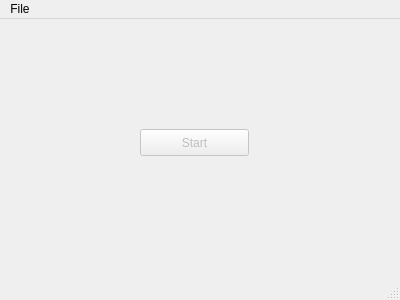
This is mainWindow.ui in arassadin/biology as Qt 5 draws it before an edit. The edited form follows.
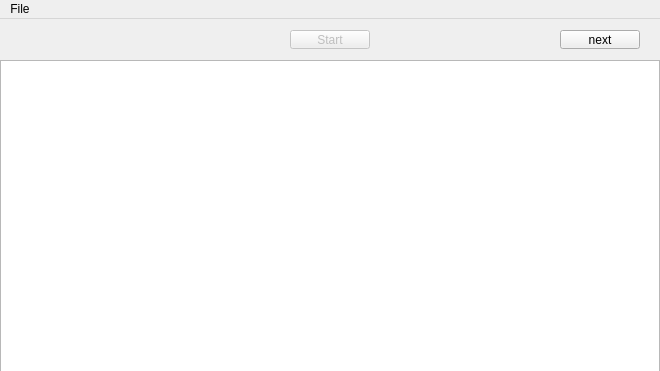
This is the edited form.

Commit message: Done: first math step, prepared table view, imported OLS. All are not tested.

```diff
--- a/mainWindow.ui
+++ b/mainWindow.ui
@@ -6,28 +6,99 @@
    <rect>
     <x>0</x>
     <y>0</y>
-    <width>400</width>
-    <height>300</height>
+    <width>660</width>
+    <height>371</height>
    </rect>
   </property>
   <property name="windowTitle">
    <string>MainWindow</string>
   </property>
   <widget class="QWidget" name="centralWidget">
-   <widget class="QPushButton" name="startButton">
-    <property name="enabled">
-     <bool>false</bool>
+   <widget class="QWidget" name="horizontalLayoutWidget">
+    <property name="geometry">
+     <rect>
+      <x>10</x>
+      <y>0</y>
+      <width>641</width>
+      <height>41</height>
+     </rect>
     </property>
+    <layout class="QHBoxLayout" name="horizontalLayout" stretch="0,0,0,0,0">
+     <item>
+      <spacer name="horizontalSpacer_3">
+       <property name="orientation">
+        <enum>Qt::Horizontal</enum>
+       </property>
+       <property name="sizeType">
+        <enum>QSizePolicy::Fixed</enum>
+       </property>
+       <property name="sizeHint" stdset="0">
+        <size>
+         <width>85</width>
+         <height>20</height>
+        </size>
+       </property>
+      </spacer>
+     </item>
+     <item>
+      <spacer name="horizontalSpacer">
+       <property name="orientation">
+        <enum>Qt::Horizontal</enum>
+       </property>
+       <property name="sizeHint" stdset="0">
+        <size>
+         <width>40</width>
+         <height>20</height>
+        </size>
+       </property>
+      </spacer>
+     </item>
+     <item>
+      <widget class="QPushButton" name="startButton">
+       <property name="enabled">
+        <bool>false</bool>
+       </property>
+       <property name="text">
+        <string>Start</string>
+       </property>
+      </widget>
+     </item>
+     <item>
+      <spacer name="horizontalSpacer_2">
+       <property name="orientation">
+        <enum>Qt::Horizontal</enum>
+       </property>
+       <property name="sizeHint" stdset="0">
+        <size>
+         <width>40</width>
+         <height>20</height>
+        </size>
+       </property>
+      </spacer>
+     </item>
+     <item>
+      <widget class="QPushButton" name="nextButton">
+       <property name="enabled">
+        <bool>true</bool>
+       </property>
+       <property name="text">
+        <string>next</string>
+       </property>
+      </widget>
+     </item>
+    </layout>
+   </widget>
+   <widget class="QTableView" name="tableView">
     <property name="geometry">
      <rect>
-      <x>140</x>
-      <y>110</y>
-      <width>109</width>
-      <height>27</height>
+      <x>0</x>
+      <y>41</y>
+      <width>660</width>
+      <height>330</height>
      </rect>
     </property>
-    <property name="text">
-     <string>Start</string>
+    <property name="showGrid">
+     <bool>true</bool>
     </property>
    </widget>
   </widget>
@@ -36,7 +107,7 @@
     <rect>
      <x>0</x>
      <y>0</y>
-     <width>400</width>
+     <width>660</width>
      <height>25</height>
     </rect>
    </property>
@@ -48,7 +119,6 @@
    </widget>
    <addaction name="menuBar_File"/>
   </widget>
-  <widget class="QStatusBar" name="statusBar"/>
   <action name="menuBar_action_OpenData">
    <property name="text">
     <string>Open Data</string>
```
Left out of the diff: 2 changed lines with no effect on the pictures. The commit also changes 11 other files.
